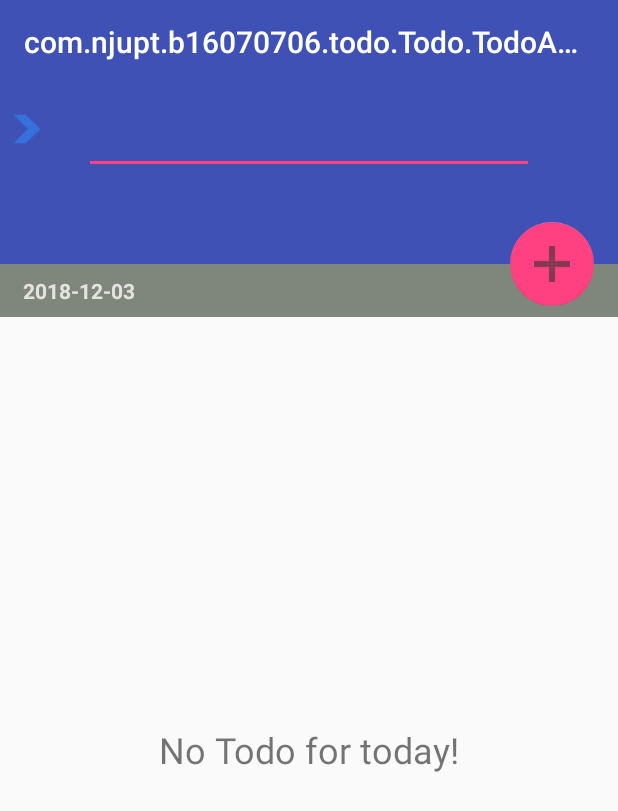
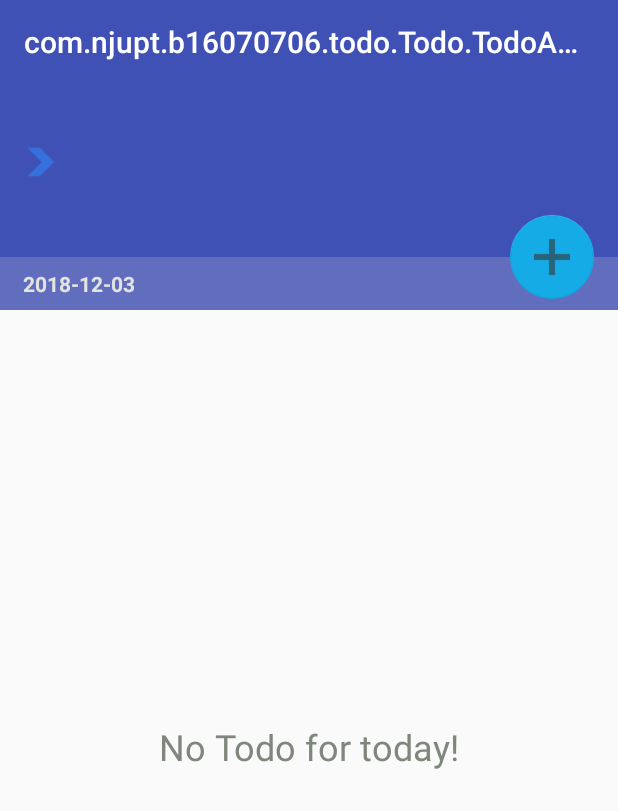
Before and after one commit to Kloakira/TODO, an Android app: the MainFragment screen opened directly, with no data from a screen before it, after a tap on an icon or button, on a phone screen of 412 x 824 dp. Shown: the top 811 px of the screen. Run offline under Robolectric (Android 15) with nearby library versions, the phone set to English and light mode, and no system bars; libraries missing offline, so code that uses them is left out: com.sdsmdg.harjot; plain views replace RotatingTextWrapper.

Commit message:
基本功能完成，BUG甚多，图源未授权，非商用

```diff
--- a/app/src/main/java/com/njupt/b16070706/todo/Todo/MainViewPagerAdapter.java
+++ b/app/src/main/java/com/njupt/b16070706/todo/Todo/MainViewPagerAdapter.java
@@ -30,6 +30,7 @@ public class MainViewPagerAdapter extends FragmentPagerAdapter{
         }*/
         dates.add("2018-11-25");
         dates.add("2018-11-26");
+        dates.add(DateUtil.getFormattedDate());
 
         for (String date:dates){
             MainFragment fragment = new MainFragment(date);
--- a/app/src/main/java/com/njupt/b16070706/todo/Todo/MyListAdapter.java
+++ b/app/src/main/java/com/njupt/b16070706/todo/Todo/MyListAdapter.java
@@ -52,11 +52,9 @@ public class MyListAdapter extends BaseAdapter {
     /**一条item的中的部件：内容和删除按钮*/
     static class ViewHolder {
         public TextView tvTodo;
-        public Button btnDelete;
 
         public ViewHolder(View itemView, Items item) {
             tvTodo = itemView.findViewById(R.id.tv_todo);
-            btnDelete = itemView.findViewById(R.id.btn_delete);
 
             tvTodo.setText(item.getTodo());
 
--- a/app/src/main/java/com/njupt/b16070706/todo/Todo/TodoActivity.java
+++ b/app/src/main/java/com/njupt/b16070706/todo/Todo/TodoActivity.java
@@ -22,6 +22,7 @@ import com.njupt.b16070706.todo.Data.DateUtil;
 import com.njupt.b16070706.todo.Data.Items;
 import com.njupt.b16070706.todo.Data.GlobalUtil;
 import com.njupt.b16070706.todo.R;
+
 
 public class TodoActivity extends AppCompatActivity {
 
@@ -76,6 +77,7 @@ public class TodoActivity extends AppCompatActivity {
                 return false;
             }
         });
+
     }
 
     /**点击floatbutton时，新建一个Fragment,其中日期为当前日期*/
--- a/app/src/main/res/layout/activity_todo.xml
+++ b/app/src/main/res/layout/activity_todo.xml
@@ -12,49 +12,43 @@
         android:id="@+id/app_bar_layout"
         android:elevation="2dp"
         android:layout_width="match_parent"
-        android:layout_height="120dp"
-        android:orientation="vertical">
+        android:layout_height="115dp"
+        android:orientation="vertical"
+        >
 
-                <RelativeLayout
-                    android:id="@+id/swipe"
+
+        <LinearLayout android:id="@+id/swipe"
             android:layout_width="match_parent"
-                    android:layout_height="60dp">
+            android:layout_height="60dp"
+            android:orientation="horizontal"
+            android:paddingLeft="5dp"
+            android:layout_marginTop="22dp"
+            xmlns:android="http://schemas.android.com/apk/res/android">
 
             <ImageView
                 android:id="@+id/iv_arrow"
                 android:layout_width="20dp"
                 android:layout_height="20dp"
-                        android:layout_alignParentStart="true"
-                        android:layout_centerVertical="true"
-                        android:layout_marginStart="8dp"
+                android:layout_marginLeft="12dp"
+                android:layout_gravity="center_vertical"
                 android:src="@drawable/ctn_sendmessage_arrow1" />
 
             <EditText
                 android:id="@+id/et_todo"
-                        android:layout_width="300dp"
+                android:layout_width="330dp"
                 android:layout_height="match_parent"
-                        android:layout_alignParentTop="true"
-                        android:layout_centerHorizontal="true"
+                android:paddingLeft="18dp"
                 android:ellipsize="end"
                 android:focusable="true"
+                android:inputType="text"
                 android:lines="1"
                 android:singleLine="true"
                 android:textColor="@color/colorLinen"
                 android:textSize="30sp"
-                        android:inputType="text"/>
+                android:background="@null"
+                />
 
-                <!--    <Button
-                        android:id="@+id/btn_add"
-                        android:layout_width="20dp"
-                        android:layout_height="20dp"
-                        android:layout_alignParentEnd="true"
-                        android:layout_centerVertical="true"
-                        android:layout_marginEnd="22dp"
-                        android:background="@drawable/ic_add" />-->
-
-
-                </RelativeLayout>
-
+        </LinearLayout>
     </android.support.design.widget.AppBarLayout>
     <include layout="@layout/content_main"/>
     <android.support.design.widget.FloatingActionButton
@@ -65,6 +59,8 @@
                 app:layout_anchorGravity="bottom|end"
                 android:layout_margin="16dp"
                 android:src="@drawable/ic_add"
+                app:rippleColor="#6785C5"
+                app:backgroundTint="#15ABE6"
                 />
 
 </android.support.design.widget.CoordinatorLayout>
--- a/app/src/main/res/layout/fragment_main.xml
+++ b/app/src/main/res/layout/fragment_main.xml
@@ -11,7 +11,7 @@
             android:id="@+id/day_text"
             android:layout_width="match_parent"
             android:layout_height="35dp"
-            android:background="@color/colorGrass"
+            android:background="#616EBD"
             android:text="DEC 26"
             android:textStyle="bold"
             android:textColor="@color/colorLinen"
@@ -40,6 +40,7 @@
             android:layout_width="wrap_content"
             android:layout_height="wrap_content"
             android:text="No Todo for today!"
+            android:textColor="@color/colorGrass"
             android:textSize="24sp"
             android:layout_centerHorizontal="true"
             android:layout_centerVertical="true"/>
```
Also changed, not shown: app/src/main/res/layout/activity_main.xml (+24 -36 lines), app/src/main/res/layout/list_one_item.xml (+0 -30 lines), app/src/main/res/layout/test.xml (+13 -27 lines), app/src/main/res/drawable/bg1.jpg (added), app/src/main/res/drawable/bg2.jpg (added), app/src/main/res/drawable/bg3.jpg (added), app/src/main/res/drawable/bg4.jpg (added), app/src/main/res/drawable/bg5.jpg (added). Lines whose indentation alone changed are shown as unchanged.
